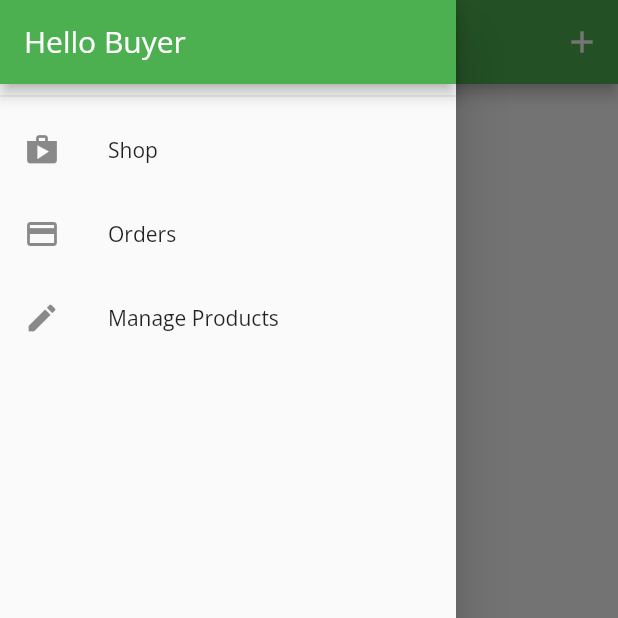
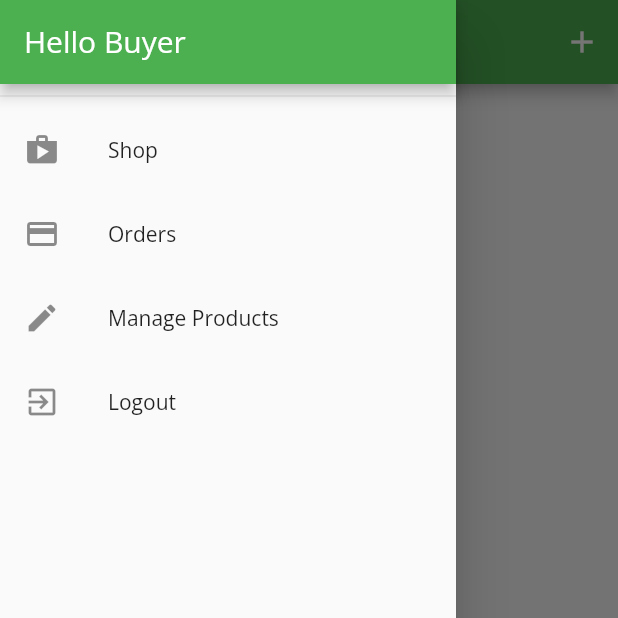
Before and after one commit to rafliandreansyah/shop_app, a Flutter app: the UserProductScreen screen opened by its route, with the side drawer open, on a phone screen of 412 x 824 dp, the top half of it. Run offline on Flutter 3.47's test engine with Material 2 defaults, Android fonts, the phone set to English and light mode, and no system bars; our stand-ins replace shared_preferences; accounts and stored records are empty; network calls fail.

Commit message:
Separate the products, favorite, orders for different user

```diff
--- a/lib/providers/orders.dart
+++ b/lib/providers/orders.dart
@@ -22,16 +22,19 @@ class Orders with ChangeNotifier {
   }
 
   var authToken;
+  var userId;
 
-  Orders(this.authToken, this._items);
+  Orders(this.authToken, this.userId, this._items);
 
   Future<void> fetchAndSetOrders() async {
     final url = Uri.parse(
-        'https://flutter-shopapp-2f3cb-default-rtdb.asia-southeast1.firebasedatabase.app/orders.json?auth=$authToken');
+        'https://flutter-shopapp-2f3cb-default-rtdb.asia-southeast1.firebasedatabase.app/orders/$userId.json?auth=$authToken');
     final response = await http.get(url);
     final List<OrderItem> orders = [];
     final extractOrder = json.decode(response.body) as Map<String, dynamic>;
-
+    if (extractOrder == null) {
+      return;
+    }
     extractOrder.forEach((orderId, orderItem) {
       orders.add(OrderItem(
         orderId,
@@ -57,7 +60,7 @@ class Orders with ChangeNotifier {
 
   Future<void> addOrder(List<CartItem> products, double price) async {
     final url = Uri.parse(
-        'https://flutter-shopapp-2f3cb-default-rtdb.asia-southeast1.firebasedatabase.app/orders.json?auth=$authToken');
+        'https://flutter-shopapp-2f3cb-default-rtdb.asia-southeast1.firebasedatabase.app/orders/$userId.json?auth=$authToken');
     final timeStamp = DateTime.now();
     try {
       final response = await http.post(
--- a/lib/screens/auth_screen.dart
+++ b/lib/screens/auth_screen.dart
@@ -139,6 +139,7 @@ class _AuthCardState extends State<AuthCard> {
   }
 
   Future<void> _submit() async {
+    FocusManager.instance.primaryFocus?.unfocus();
     if (!_formKey.currentState!.validate()) {
       return;
     }
--- a/lib/screens/order_screen.dart
+++ b/lib/screens/order_screen.dart
@@ -41,7 +41,9 @@ class _OrderScreenState extends State<OrderScreen> {
       body: FutureBuilder(
         future: Provider.of<Orders>(context, listen: false).fetchAndSetOrders(),
         builder: (ctx, snapshot) {
-          if (snapshot.connectionState == ConnectionState.done) {
+          if (snapshot.connectionState == ConnectionState.waiting) {
+            return Center(child: CircularProgressIndicator());
+          } else {
             if (snapshot.error != null) {
               return const Center(
                 child: Text('an error accurred!'),
--- a/lib/screens/user_product_screen.dart
+++ b/lib/screens/user_product_screen.dart
@@ -12,12 +12,14 @@ class UserProductScreen extends StatelessWidget {
   static final String routeName = '/user-product-screen';
 
   Future<void> _refreshData(BuildContext context) async {
-    await Provider.of<Products>(context, listen: false).fetchAndSetProducts();
+    await Provider.of<Products>(context, listen: false)
+        .fetchAndSetProducts(true);
   }
 
   @override
   Widget build(BuildContext context) {
-    final productData = Provider.of<Products>(context);
+    //final productData = Provider.of<Products>(context);
+    print('rebuild...');
     return Scaffold(
       appBar: AppBar(
         title: const Text('Your Product'),
@@ -31,9 +33,15 @@ class UserProductScreen extends StatelessWidget {
         ],
       ),
       drawer: AppDrawer(),
-      body: RefreshIndicator(
+      body: FutureBuilder(
+        future: _refreshData(context),
+        builder: (ctx, snapshot) =>
+            snapshot.connectionState == ConnectionState.waiting
+                ? Center(child: CircularProgressIndicator())
+                : RefreshIndicator(
                     onRefresh: () => _refreshData(context),
-        child: Padding(
+                    child: Consumer<Products>(
+                      builder: (ctx, productData, _) => Padding(
                         padding: const EdgeInsets.all(8.0),
                         child: ListView.builder(
                           itemCount: productData.items.length,
@@ -50,6 +58,8 @@ class UserProductScreen extends StatelessWidget {
                         ),
                       ),
                     ),
+                  ),
+      ),
     );
   }
 }
--- a/lib/widgets/app_drawer.dart
+++ b/lib/widgets/app_drawer.dart
@@ -1,4 +1,7 @@
 import 'package:flutter/material.dart';
+import 'package:provider/provider.dart';
+import 'package:shop_app/providers/auth.dart';
+import 'package:shop_app/screens/auth_screen.dart';
 import 'package:shop_app/screens/user_product_screen.dart';
 
 import '../screens/order_screen.dart';
@@ -6,6 +9,7 @@ import '../screens/order_screen.dart';
 class AppDrawer extends StatelessWidget {
   @override
   Widget build(BuildContext context) {
+    final authProvider = Provider.of<Auth>(context, listen: false);
     return Drawer(
       child: Column(
         children: [
@@ -35,7 +39,15 @@ class AppDrawer extends StatelessWidget {
               Navigator.of(context)
                   .pushReplacementNamed(UserProductScreen.routeName);
             },
-          )
+          ),
+          ListTile(
+            leading: const Icon(Icons.exit_to_app),
+            title: const Text('Logout'),
+            onTap: () {
+              Navigator.of(context).pop();
+              authProvider.logout();
+            },
+          ),
         ],
       ),
     );
--- a/lib/widgets/product_item.dart
+++ b/lib/widgets/product_item.dart
@@ -31,7 +31,8 @@ class ProductItem extends StatelessWidget {
             builder: (context, product, _) => IconButton(
               onPressed: () async {
                 try {
-                  await product.toggleFavorite(auth.token ?? '');
+                  await product.toggleFavorite(
+                      auth.token ?? '', auth.userID ?? '');
                 } catch (onError) {
                   scaffold.showSnackBar(
                     SnackBar(
--- a/pubspec.yaml
+++ b/pubspec.yaml
@@ -32,6 +32,7 @@ dependencies:
   provider: ^4.0.0
   intl: ^0.17.0
   http: ^0.13.4
+  shared_preferences: ^2.0.15
 
 
   # The following adds the Cupertino Icons font to your application.
```
Also changed, not shown: lib/main.dart (+16 -6 lines), lib/providers/auth.dart (+73 -0 lines), lib/providers/product.dart (+4 -6 lines), lib/providers/products.dart (+16 -5 lines), lib/screens/splash_screen.dart (added, +14 -0 lines), pubspec.lock, 3 other files. Lines whose indentation alone changed are shown as unchanged.
